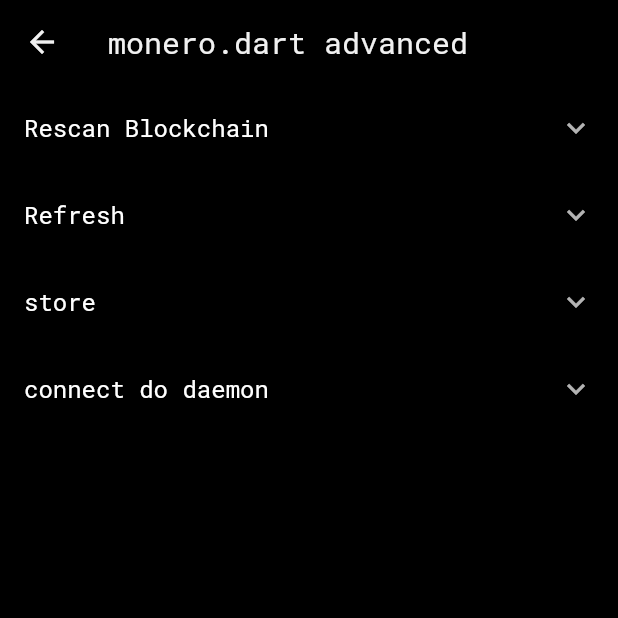
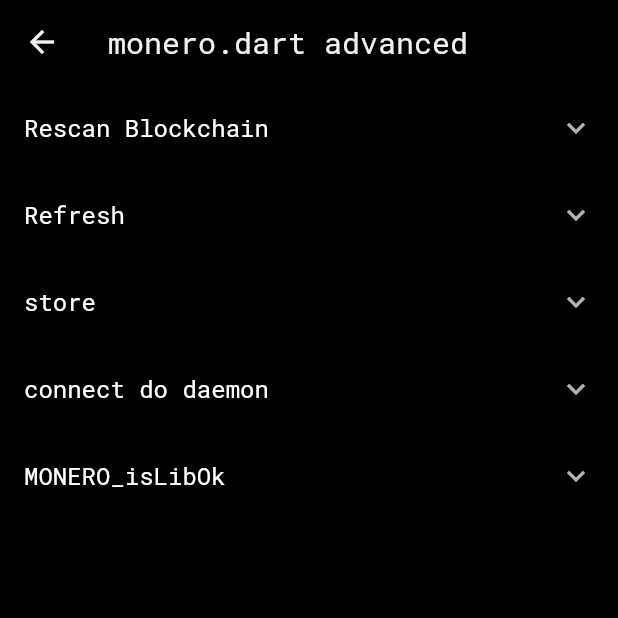
Before and after one commit to MrCyjaneK/unnamed_monero_wallet, a Flutter app: the MoneroDartAdvancedDebug screen opened directly, on a phone screen of 412 x 824 dp, the top half of it. Run offline on Flutter 3.47's test engine with Material 3 defaults, Android fonts, the phone set to English and light mode, and no system bars; our stand-ins replace qr_flutter; missing offline and left inert: monero, mutex.

Commit message:
bump MONERO_C to memor fixed version cleanup tagged_release.yml monero.dart debug advanced: MONERO_isLibOk imports cleanup

```diff
--- a/lib/pages/debug/monero_dart_advanced.dart
+++ b/lib/pages/debug/monero_dart_advanced.dart
@@ -1,3 +1,5 @@
+import 'dart:convert';
+
 import 'package:anonero/tools/show_alert.dart';
 import 'package:anonero/tools/wallet_ptr.dart';
 import 'package:anonero/widgets/advanced_expansion_tile.dart';
@@ -143,9 +145,30 @@ class _MoneroDartAdvancedDebugState extends State<MoneroDartAdvancedDebug> {
                 ),
               ],
             ),
+            AET(
+              "MONERO_isLibOk",
+              [
+                LongOutlinedButton(
+                  text: "MONERO_isLibOk",
+                  onPressed: _isLibOk,
+                ),
+                if (libOk != null)
+                  SelectableText(
+                    const JsonEncoder.withIndent('    ').convert(libOk),
+                  ),
+              ],
+            ),
           ],
         ),
       ),
     );
   }
+
+  MONERO_libOk? libOk;
+
+  void _isLibOk() {
+    setState(() {
+      libOk = MONERO_isLibOk();
+    });
+  }
 }
--- a/lib/pages/debug/monero_log.dart
+++ b/lib/pages/debug/monero_log.dart
@@ -2,7 +2,6 @@ import 'dart:io';
 
 import 'package:anonero/tools/dirs.dart';
 import 'package:flutter/material.dart';
-import 'package:monero/monero.dart';
 
 class MoneroLogDebug extends StatefulWidget {
   const MoneroLogDebug({super.key});
--- a/lib/pages/debug/monero_log_level.dart
+++ b/lib/pages/debug/monero_log_level.dart
@@ -1,9 +1,5 @@
-import 'dart:io';
-
-import 'package:anonero/tools/dirs.dart';
 import 'package:anonero/widgets/long_outlined_button.dart';
 import 'package:flutter/material.dart';
-import 'package:monero/monero.dart';
 
 int logLevel = 1;
 
--- a/lib/pages/pin_screen.dart
+++ b/lib/pages/pin_screen.dart
@@ -2,7 +2,6 @@ import 'dart:io';
 
 import 'package:anonero/pages/debug.dart';
 import 'package:anonero/pages/debug/monero_log_level.dart';
-import 'package:anonero/pages/progress_screen.dart';
 import 'package:anonero/pages/setup/passphrase_encryption.dart';
 import 'package:anonero/pages/wallet/wallet_home.dart';
 import 'package:anonero/tools/dirs.dart';
@@ -175,7 +174,6 @@ class _PinScreenState extends State<PinScreen> {
       restoreHeight: widget.restoreData!.restoreHeight,
       seedOffset: widget.passphrase!,
     );
-
     setState(() {
       restoreWalletSeedConfirmText = "Confirm your pin";
     });
--- a/lib/pages/wallet/spend_confirm.dart
+++ b/lib/pages/wallet/spend_confirm.dart
@@ -1,4 +1,3 @@
-import 'package:anonero/pages/progress_screen.dart';
 import 'package:anonero/pages/wallet/spend_success.dart';
 import 'package:anonero/tools/format_monero.dart';
 import 'package:anonero/tools/show_alert.dart';
```
Also changed, not shown: pubspec.lock, 2 other files.
